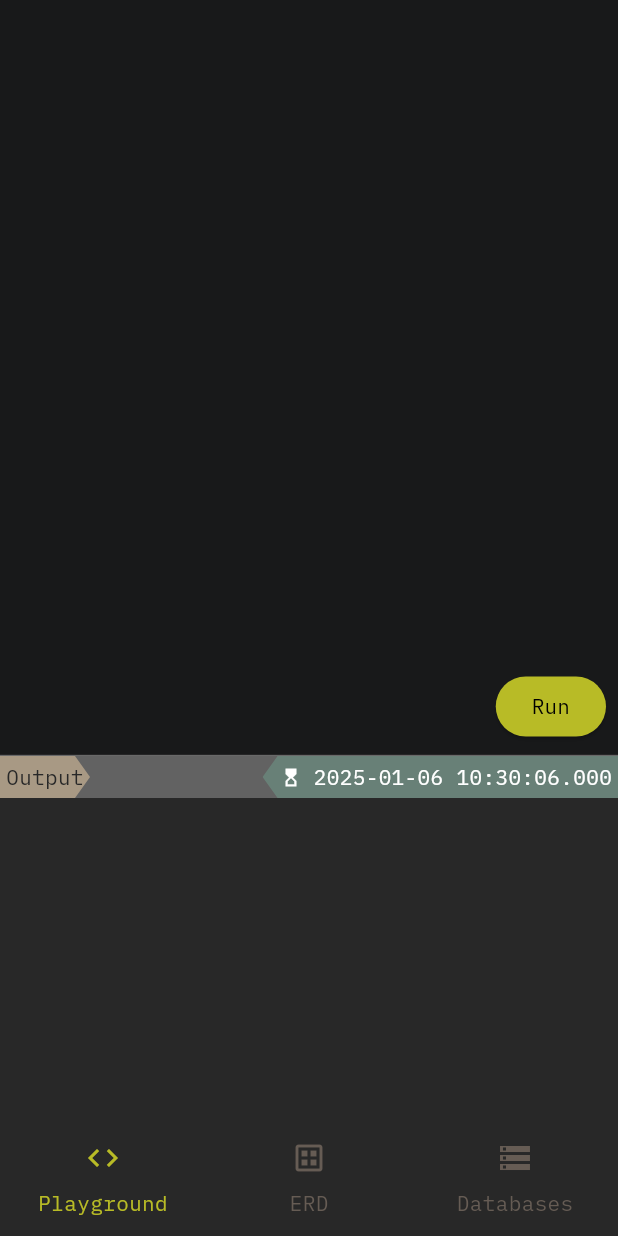
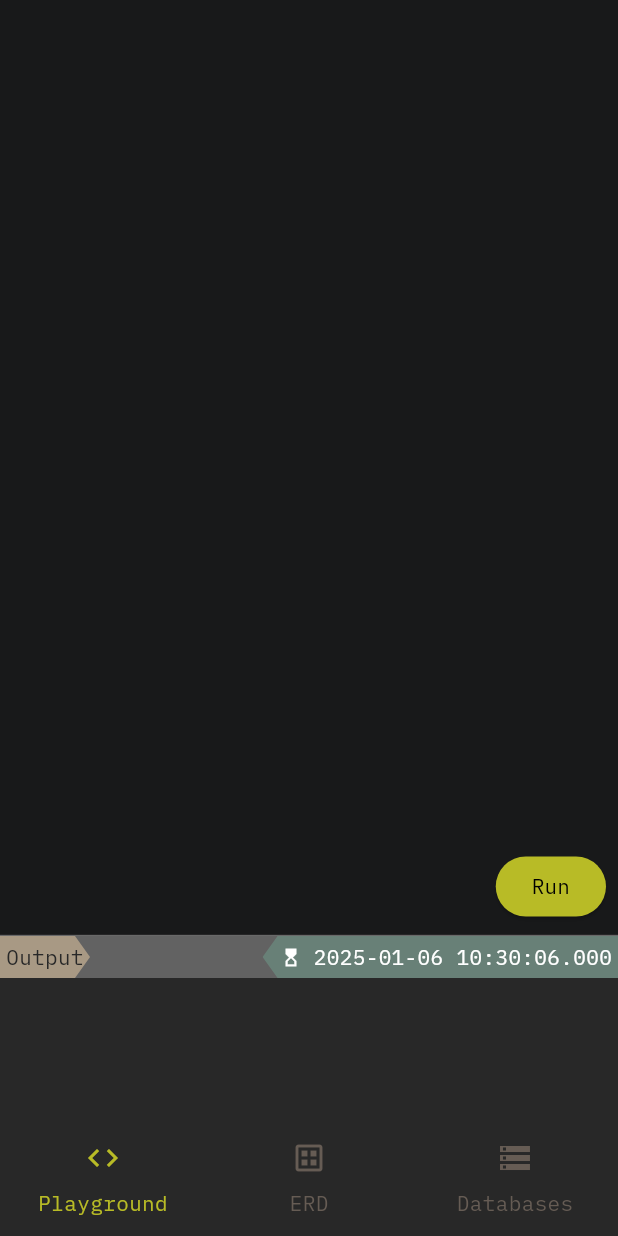
Before and after one commit to SeptAlfauzan/sqlite_playground, a Flutter app: the screen it shows after launch, on a phone screen of 412 x 824 dp. Run offline on Flutter 3.47's test engine with Material 3 defaults, Android fonts, the phone set to English and light mode, and no system bars; our stand-ins replace file_picker, flutter_riverpod, fluttertoast, freezed_annotation, permission_handler, riverpod_annotation and 2 more; missing offline and left inert: dart:html, syntax_highlight; accounts and stored records are empty; generated files the repository leaves out were written again.

Commit message:
feat(playground): make output container resizeable

```diff
--- a/lib/modules/app.dart
+++ b/lib/modules/app.dart
@@ -62,9 +62,9 @@ class _AppState extends State<App> {
                 items: items,
                 activeIndex: activeIndex,
                 updateActiveIndex: updateActiveIndex),
-          // if (screenSize != ScreenWidthSize.COMPACT)
-          const Divider(
-              height: double.infinity, thickness: 4, color: AppColors.grey),
+          if (screenSize != ScreenWidthSize.COMPACT)
+            const VerticalDivider(
+                thickness: 1, width: 1, color: AppColors.grey),
           Expanded(
             child: items[activeIndex].screen,
           )
--- a/lib/modules/playground/presentation/playground_view.dart
+++ b/lib/modules/playground/presentation/playground_view.dart
@@ -1,5 +1,6 @@
 import 'package:flutter/material.dart';
 import 'package:flutter_riverpod/flutter_riverpod.dart';
+import 'package:sql_playground/modules/playground/presentation/providers/output_container.dart';
 import 'package:sql_playground/modules/playground/presentation/providers/playground.dart';
 import 'package:sql_playground/modules/playground/presentation/widgets/atoms/output_time_devider.dart';
 import 'package:sql_playground/modules/playground/presentation/widgets/organism/editor.dart';
@@ -21,6 +22,7 @@ class _PlaygroundViewState extends ConsumerState<PlaygroundView> {
   Widget build(BuildContext context) {
     final screenHeightSize = WindowScreen().calculateScreenHeight(context);
     final playgroundEditorState = ref.watch(playgroundEditorProvider);
+    final outputContainerHeightState = ref.watch(outputContainerProvider);
 
     return Column(
       mainAxisSize: MainAxisSize.max,
@@ -70,30 +72,44 @@ class _PlaygroundViewState extends ConsumerState<PlaygroundView> {
           color: Colors.grey,
         ),
         SizedBox(
-          height: screenHeightSize == ScreenHeightSize.COMPACT ? 120 : 240,
+          height: outputContainerHeightState,
           child: Column(
             crossAxisAlignment: CrossAxisAlignment.start,
             children: [
-              const OutputTimeDevider(),
+              MouseRegion(
+                cursor: SystemMouseCursors.resizeUpDown,
+                child: GestureDetector(
+                  onVerticalDragUpdate: (event) {
+                    ref
+                        .read(outputContainerProvider.notifier)
+                        .resize(deltaY: event.delta.dy, context: context);
+                  },
+                  child: const OutputTimeDevider(),
+                ),
+              ),
               Expanded(
-                  child: Padding(
+                child: Container(
                   padding: const EdgeInsets.all(8),
                   child: playgroundEditorState.when(
                     initial: () => const SizedBox.shrink(),
                     loading: () => const CircularProgressIndicator(),
                     success: (data) => Text(data),
-                  fail: (error) => Text(error,
-                      style:
-                          TextStyle(color: getDarkTheme().colorScheme.onError)),
+                    fail: (error) => SingleChildScrollView(
+                      child: Text(error,
+                          style: TextStyle(
+                              fontSize: 12,
+                              color: getDarkTheme().colorScheme.onError)),
                     ),
-              )
+                  ),
+                ),
+
                 //Datatable(
                 //  records: _userRecord,
                 //),
               ),
             ],
           ),
-        )
+        ),
       ],
     );
   }
--- a/lib/ui/theme.dart
+++ b/lib/ui/theme.dart
@@ -57,7 +57,7 @@ ThemeData getDarkTheme() {
 
       // Error colors
       error: AppColors.black, // Material dark error color
-      onError: AppColors.pink,
+      onError: AppColors.red,
       errorContainer: AppColors.darkerGrey,
       onErrorContainer: AppColors.red,
     ),
```
Also changed, not shown: lib/modules/playground/presentation/providers/output_container.dart (added, +20 -0 lines), lib/modules/playground/presentation/providers/output_container.g.dart (added). Lines whose indentation alone changed are shown as unchanged.
